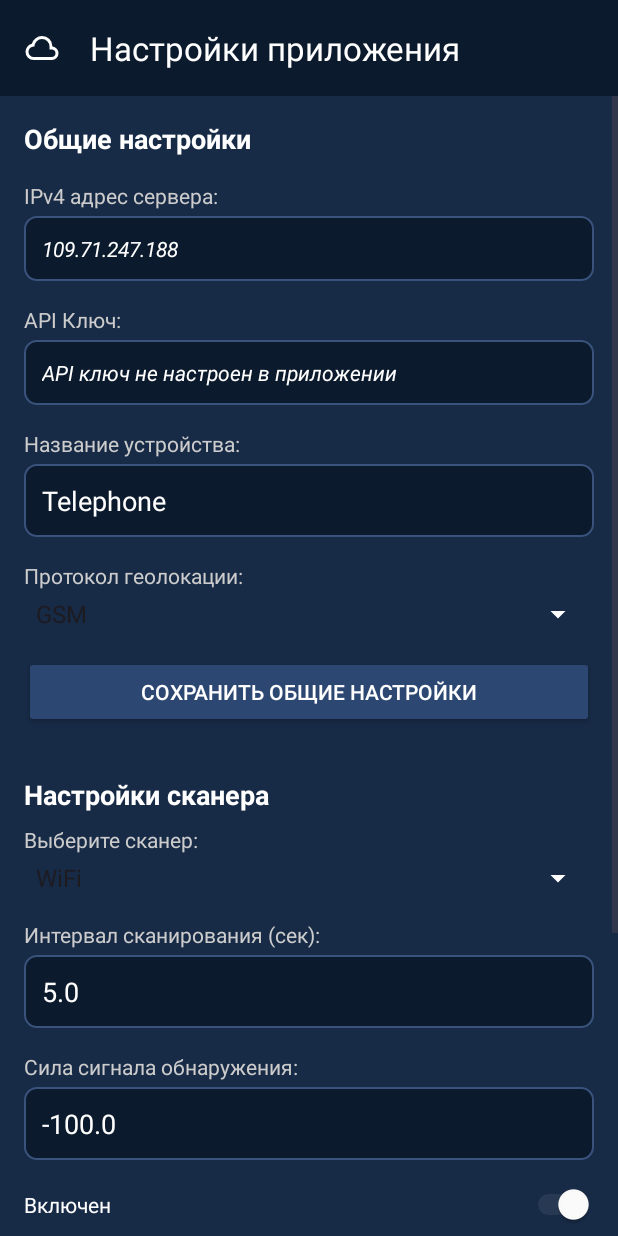
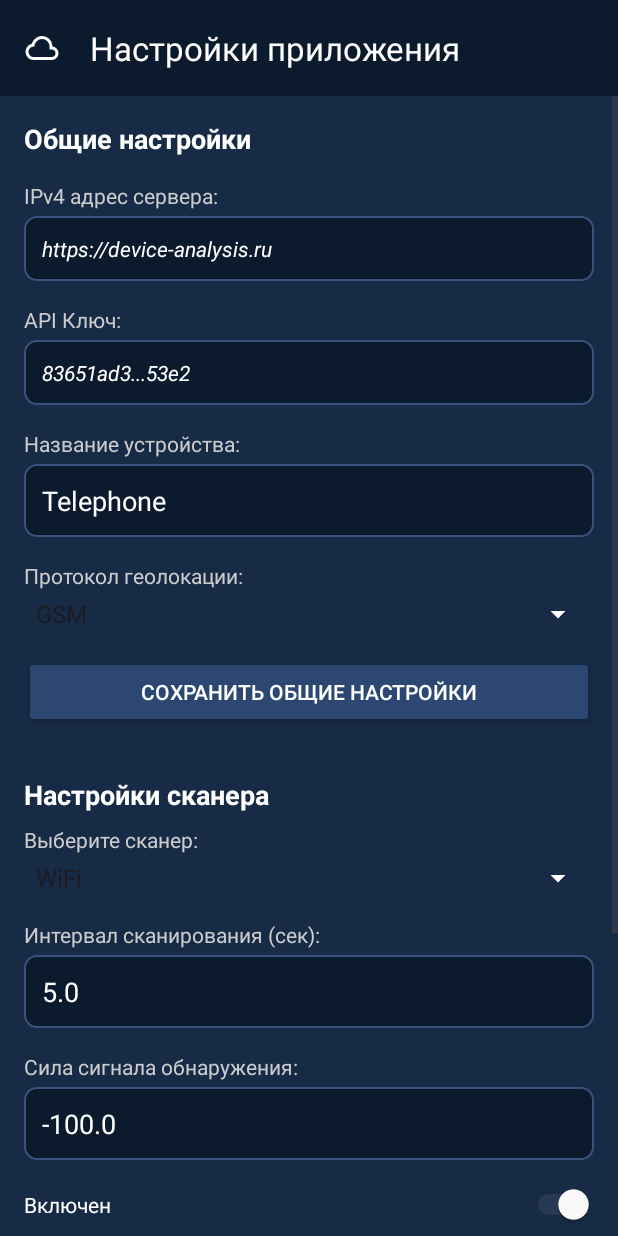
Before and after one commit to iudicio/SantiWayANDROID, an Android app: the screen it shows after launch (AppConfigViewActivity), in the side drawer, after a tap on "Настройки", on a phone screen of 412 x 824 dp. Run offline under Robolectric (Android 15) with nearby library versions, the phone set to English and light mode, and no system bars.

Commit message:
Выполнил 307 и 309 таску

```diff
--- a/app/src/main/java/com/example/santiway/AppConfigViewActivity.java
+++ b/app/src/main/java/com/example/santiway/AppConfigViewActivity.java
@@ -111,7 +111,7 @@ public class AppConfigViewActivity extends ComponentActivity {
 
         // Загружаем значения из strings.xml
         String defaultApiKey = getString(R.string.default_api_key);
-        String defaultServerIp = getString(R.string.default_server_ip);
+        String defaultServerIp = getString(R.string.domen_server);
 
         // Отображаем API ключ (только для чтения)
         if (defaultApiKey != null && !defaultApiKey.isEmpty()) {
@@ -219,7 +219,7 @@ public class AppConfigViewActivity extends ComponentActivity {
         stringBuilder.append("=== ОБЩИЕ НАСТРОЙКИ ===\n");
 
         // IP сервера всегда из strings.xml
-        String serverIp = getString(R.string.default_server_ip);
+        String serverIp = getString(R.string.domen_server);
         stringBuilder.append("IPv4 сервера: ").append(serverIp).append("\n");
 
         // API ключ всегда из strings.xml
--- a/app/src/main/java/com/example/santiway/upload_data/ApiConfig.java
+++ b/app/src/main/java/com/example/santiway/upload_data/ApiConfig.java
@@ -12,14 +12,11 @@ import com.example.santiway.R;
  * Central place for API configuration.
  *
  * Supports server address as:
- *  - domain: device-analysis.ru
  *  - full URL: https://device-analysis.ru
- *  - IP(+port): 192.168.0.10:8000
  */
 public final class ApiConfig {
     private static final String TAG = "ApiConfig";
 
-    /** Always ends with "/" (e.g. "https://device-analysis.ru/") */
     private static String apiBaseUrl;
 
     private static String apiKey;
@@ -42,10 +39,7 @@ public final class ApiConfig {
         // --- Server address (IP or domain) ---
         // NOTE: resource name kept for backward compatibility.
         String defaultServerAddress = safeTrim(context.getString(R.string.domen_server));
-        if (defaultServerAddress == null) {
-            Log.e(TAG, "Server address is not configured in strings.xml, using fallback");
-            defaultServerAddress = "192.168.110.49";
-        }
+
         setServerAddress(defaultServerAddress);
         Log.d(TAG, "Using server address from strings.xml: " + defaultServerAddress);
 
@@ -64,7 +58,6 @@ public final class ApiConfig {
      * Examples:
      *  - "device-analysis.ru"
      *  - "https://device-analysis.ru"
-     *  - "192.168.0.5:8000"
      */
     public static void setServerAddress(String address) {
         apiBaseUrl = normalizeBaseUrl(address);
@@ -145,18 +138,11 @@ public final class ApiConfig {
      */
     private static String normalizeBaseUrl(String address) {
         String a = safeTrim(address);
-        // If scheme not specified, default to http (good for local IP testing).
-        if (!a.startsWith("http://") && !a.startsWith("https://")) {
-            a = "http://" + a;
-        }
 
         // Remove trailing slashes
         while (a.endsWith("/")) {
             a = a.substring(0, a.length() - 1);
         }
-
-        // Remove explicit :80
-        a = a.replaceFirst(":80$", "");
 
         return a + "/";
     }
--- a/app/src/main/java/com/example/santiway/upload_data/MainDatabaseHelper.java
+++ b/app/src/main/java/com/example/santiway/upload_data/MainDatabaseHelper.java
@@ -50,7 +50,7 @@ public class MainDatabaseHelper extends SQLiteOpenHelper {
     @Override
     public void onCreate(SQLiteDatabase db) {
         // Создание единой таблицы для всех данных
-        String createUnifiedTable = "CREATE TABLE \"unified_data\" (" +
+        String createUnifiedTable = "CREATE TABLE \"Основная\" (" +
                 "id INTEGER PRIMARY KEY AUTOINCREMENT," +
                 "type TEXT NOT NULL," +
                 "name TEXT," +
--- a/app/src/main/res/values/strings.xml
+++ b/app/src/main/res/values/strings.xml
@@ -64,8 +64,7 @@
     <string name="permission_not_granted_message">Не все разрешения были приняты.</string>
     <string name="all_permissions_granted_message">Все разрешения приняты.</string>
 
-    <string name="default_api_key"></string>
-    <string name="default_server_ip">109.71.247.188</string>
+    <string name="default_api_key">83651ad3-e8bd-4cf2-b85e-35066c4b53e2</string>
     <string name="domen_server">https://device-analysis.ru</string>
 
 </resources>
```
Also changed, not shown: app/src/main/java/com/example/santiway/MainActivity.java (+7 -7 lines), app/src/main/java/com/example/santiway/upload_data/DeviceUploadManager.java (+7 -7 lines).
